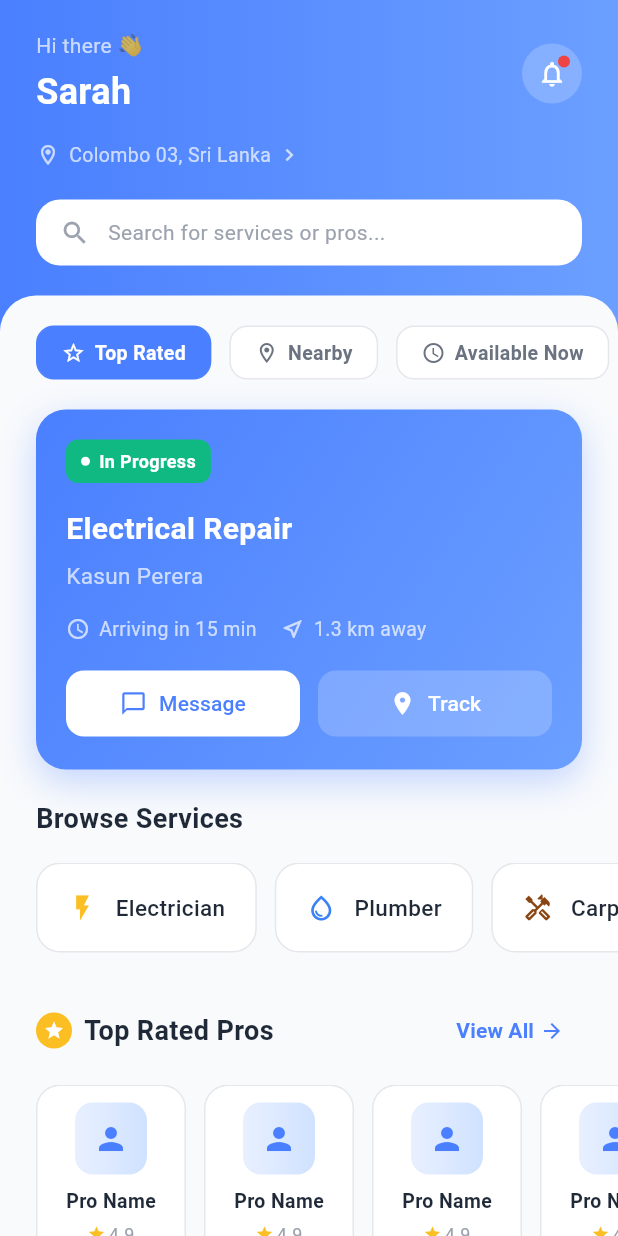
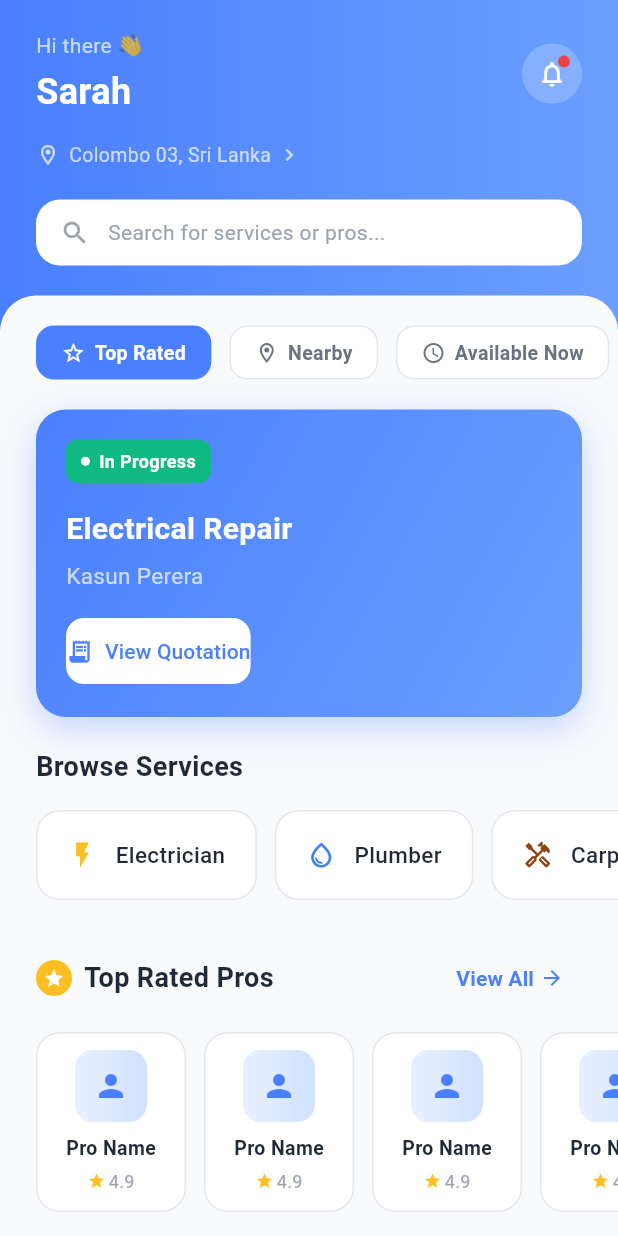
Before and after one commit to PasinduMal007/FixNowApp, a Flutter app: the CustomerHomeScreen screen opened directly, on a phone screen of 412 x 824 dp. Run offline on Flutter 3.47's test engine with Material 3 defaults, Android fonts, the phone set to English and light mode, and no system bars; our stand-ins replace firebase_auth, firebase_core, firebase_database, firebase_storage, flutter_animate, google_maps_flutter and 2 more; accounts and stored records are empty.

Commit message:
Add invoice notification system with customer quotation view and UI refinements

```diff
--- a/lib/screens/customer_home_screen.dart
+++ b/lib/screens/customer_home_screen.dart
@@ -5,6 +5,7 @@ import 'customer_search_results_screen.dart';
 import 'customer_service_category_screen.dart';
 import 'customer_live_tracking_screen.dart';
 import 'customer_chat_conversation_screen.dart';
+import 'customer_view_quotation_screen.dart';
 
 class CustomerHomeScreen extends StatefulWidget {
   final String customerName;
@@ -81,7 +82,17 @@ class _CustomerHomeScreenState extends State<CustomerHomeScreen> {
     'workerRating': 4.8,
     'arrivingIn': '15 min',
     'distance': '1.3 km away',
-    'status': 'in-progress',
+    'status': 'invoice_sent', // Changed to test quotation button
+    'id': 'test123',
+    'invoice': {
+      'workerName': 'Kasun Perera',
+      'inspectionFee': 500,
+      'laborHours': 2,
+      'laborPrice': 2000,
+      'materials': 1000,
+      'subtotal': 3500,
+      'notes': 'Price may vary based on actual materials needed',
+    },
   };
 
   String _selectedFilter = 'Top Rated';
@@ -416,38 +427,44 @@ class _CustomerHomeScreenState extends State<CustomerHomeScreen> {
                                     ),
                                   ),
                                   const SizedBox(height: 16),
-                                  Row(
-                                    children: [
-                                      const Icon(
-                                        Icons.schedule,
-                                        color: Colors.white70,
-                                        size: 16,
-                                      ),
-                                      const SizedBox(width: 6),
-                                      Text(
-                                        'Arriving in $_arrivingMinutes min',
-                                        style: const TextStyle(
-                                          fontSize: 13,
-                                          color: Colors.white70,
+                                  // Show different buttons based on status
+                                  if (_activeService['status'] ==
+                                      'invoice_sent')
+                                    // Show View Quotation button
+                                    ElevatedButton.icon(
+                                      onPressed: () {
+                                        Navigator.push(
+                                          context,
+                                          MaterialPageRoute(
+                                            builder: (context) =>
+                                                CustomerViewQuotationScreen(
+                                                  booking: _activeService,
                                                 ),
                                           ),
-                                      const SizedBox(width: 16),
-                                      const Icon(
-                                        Icons.near_me_outlined,
-                                        color: Colors.white70,
-                                        size: 16,
+                                        );
+                                      },
+                                      icon: const Icon(
+                                        Icons.receipt_long,
+                                        size: 18,
                                       ),
-                                      const SizedBox(width: 6),
-                                      Text(
-                                        '${_distanceKm.toStringAsFixed(1)} km away',
-                                        style: const TextStyle(
-                                          fontSize: 13,
-                                          color: Colors.white70,
+                                      label: const Text('View Quotation'),
+                                      style: ElevatedButton.styleFrom(
+                                        backgroundColor: Colors.white,
+                                        foregroundColor: const Color(
+                                          0xFF4A7FFF,
+                                        ),
+                                        padding: const EdgeInsets.symmetric(
+                                          vertical: 12,
+                                        ),
+                                        shape: RoundedRectangleBorder(
+                                          borderRadius: BorderRadius.circular(
+                                            12,
                                           ),
                                         ),
-                                    ],
+                                        elevation: 0,
                                       ),
-                                  const SizedBox(height: 16),
+                                    )
+                                  else
                                     Row(
                                       children: [
                                         Expanded(
@@ -476,7 +493,8 @@ class _CustomerHomeScreenState extends State<CustomerHomeScreen> {
                                               foregroundColor: const Color(
                                                 0xFF4A7FFF,
                                               ),
-                                            padding: const EdgeInsets.symmetric(
+                                              padding:
+                                                  const EdgeInsets.symmetric(
                                                     vertical: 12,
                                                   ),
                                               shape: RoundedRectangleBorder(
@@ -510,7 +528,8 @@ class _CustomerHomeScreenState extends State<CustomerHomeScreen> {
                                               backgroundColor: Colors.white
                                                   .withOpacity(0.2),
                                               foregroundColor: Colors.white,
-                                            padding: const EdgeInsets.symmetric(
+                                              padding:
+                                                  const EdgeInsets.symmetric(
                                                     vertical: 12,
                                                   ),
                                               shape: RoundedRectangleBorder(
```
Also changed, not shown: lib/screens/customer_view_quotation_screen.dart (added, +366 -0 lines), lib/screens/worker_create_invoice_screen.dart (+71 -2 lines). Lines whose indentation alone changed are shown as unchanged.
